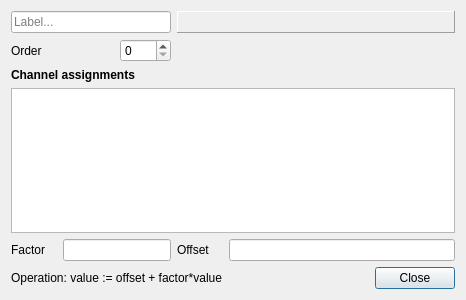
Before: the Qt Designer form src/gui/lineartransformdlg.ui in CompEphys-team/stdpc, drawn with Qt 5.
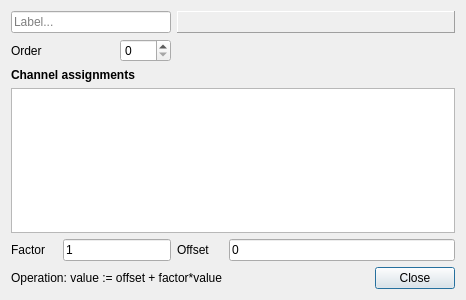
After: the same form once the commit is applied. Custom widgets are drawn as their Qt base class.

Diff of the .ui file:
```diff
--- a/src/gui/lineartransformdlg.ui
+++ b/src/gui/lineartransformdlg.ui
@@ -100,7 +100,11 @@
     </widget>
    </item>
    <item row="4" column="1" colspan="2">
-    <widget class="QLineEdit" name="factor"/>
+    <widget class="QLineEdit" name="factor">
+     <property name="text">
+      <string>1</string>
+     </property>
+    </widget>
    </item>
    <item row="4" column="3">
     <widget class="QLabel" name="label_2">
@@ -110,7 +114,11 @@
     </widget>
    </item>
    <item row="4" column="4">
-    <widget class="QLineEdit" name="offset"/>
+    <widget class="QLineEdit" name="offset">
+     <property name="text">
+      <string>0</string>
+     </property>
+    </widget>
    </item>
    <item row="5" column="0" colspan="4">
     <widget class="QLabel" name="label_3">
```
